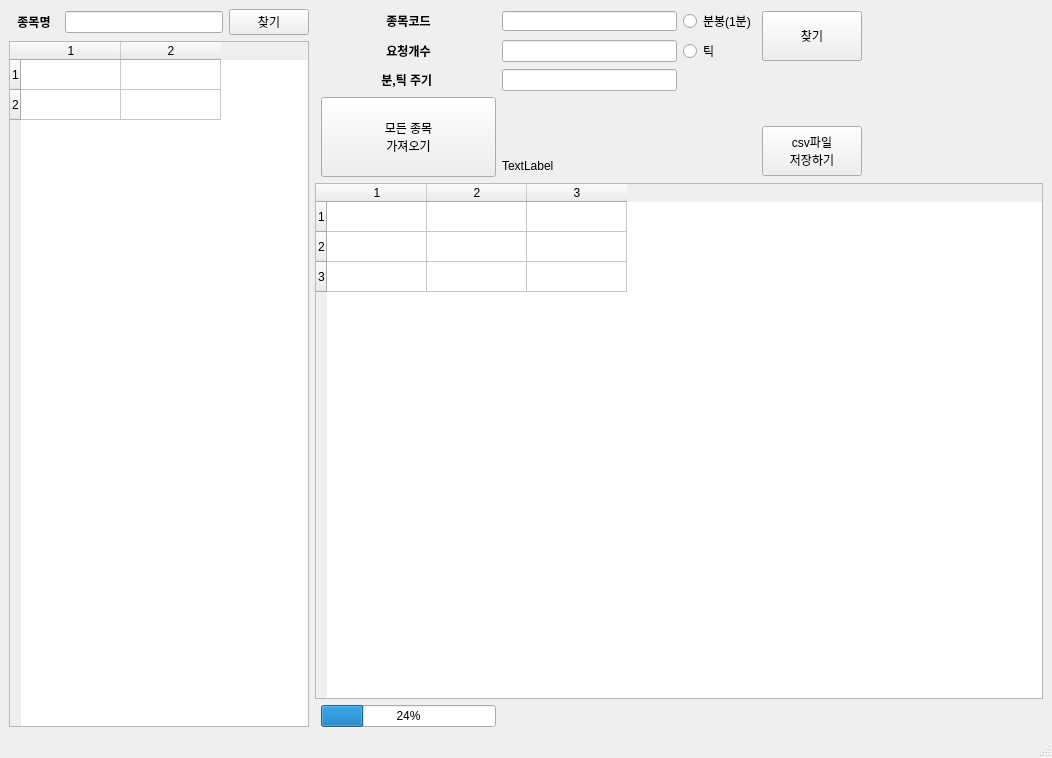
gustn3965/DesinFinancialGUI, file DesinGUI.ui: the form before one commit.
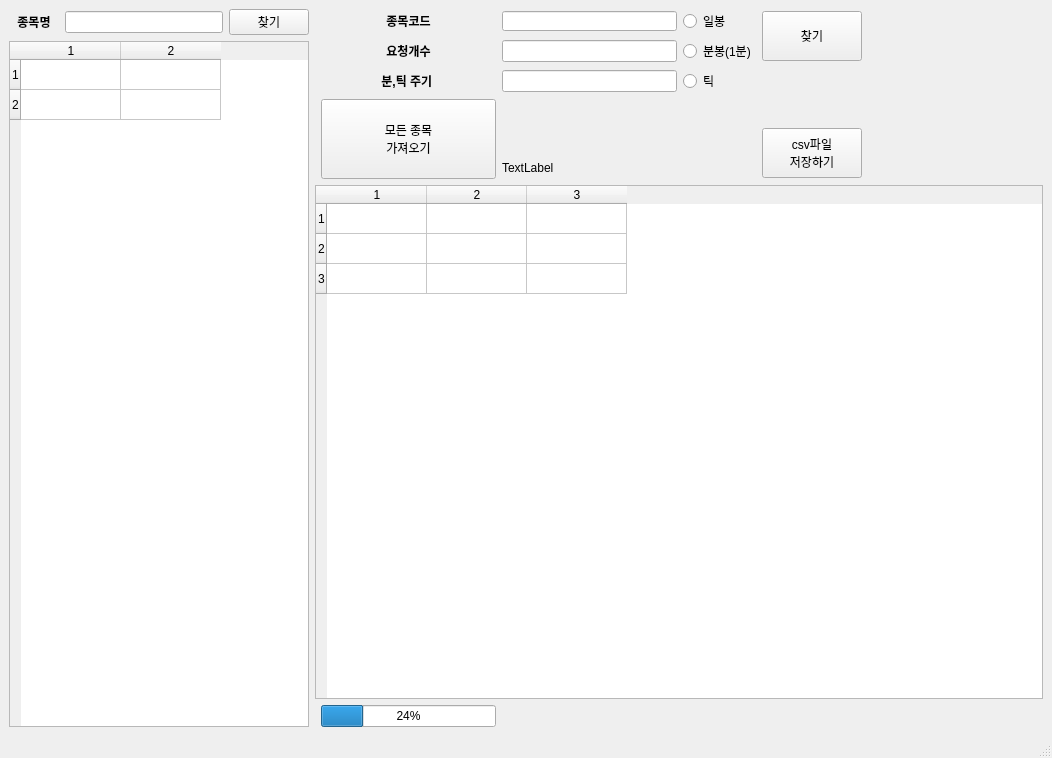
The form after the commit.

```diff
--- a/DesinGUI.ui
+++ b/DesinGUI.ui
@@ -64,13 +64,6 @@
         </property>
        </widget>
       </item>
-      <item row="1" column="3">
-       <widget class="QRadioButton" name="radioButton_2">
-        <property name="text">
-         <string>틱</string>
-        </property>
-       </widget>
-      </item>
       <item row="0" column="5">
        <spacer name="horizontalSpacer">
         <property name="orientation">
@@ -151,16 +144,6 @@
         </property>
        </widget>
       </item>
-      <item row="0" column="3">
-       <widget class="QRadioButton" name="radioButton">
-        <property name="text">
-         <string>분봉(1분)</string>
-        </property>
-        <property name="autoRepeat">
-         <bool>false</bool>
-        </property>
-       </widget>
-      </item>
       <item row="3" column="1" rowspan="3">
        <widget class="QPushButton" name="pushButton_4">
         <property name="minimumSize">
@@ -270,6 +253,30 @@
       <item row="2" column="2">
        <widget class="QLineEdit" name="lineEdit_4"/>
       </item>
+      <item row="2" column="3">
+       <widget class="QRadioButton" name="radioButton_2">
+        <property name="text">
+         <string>틱</string>
+        </property>
+       </widget>
+      </item>
+      <item row="1" column="3">
+       <widget class="QRadioButton" name="radioButton">
+        <property name="text">
+         <string>분봉(1분)</string>
+        </property>
+        <property name="autoRepeat">
+         <bool>false</bool>
+        </property>
+       </widget>
+      </item>
+      <item row="0" column="3">
+       <widget class="QRadioButton" name="radioButton_3">
+        <property name="text">
+         <string>일봉</string>
+        </property>
+       </widget>
+      </item>
      </layout>
     </item>
     <item row="0" column="0">
```
